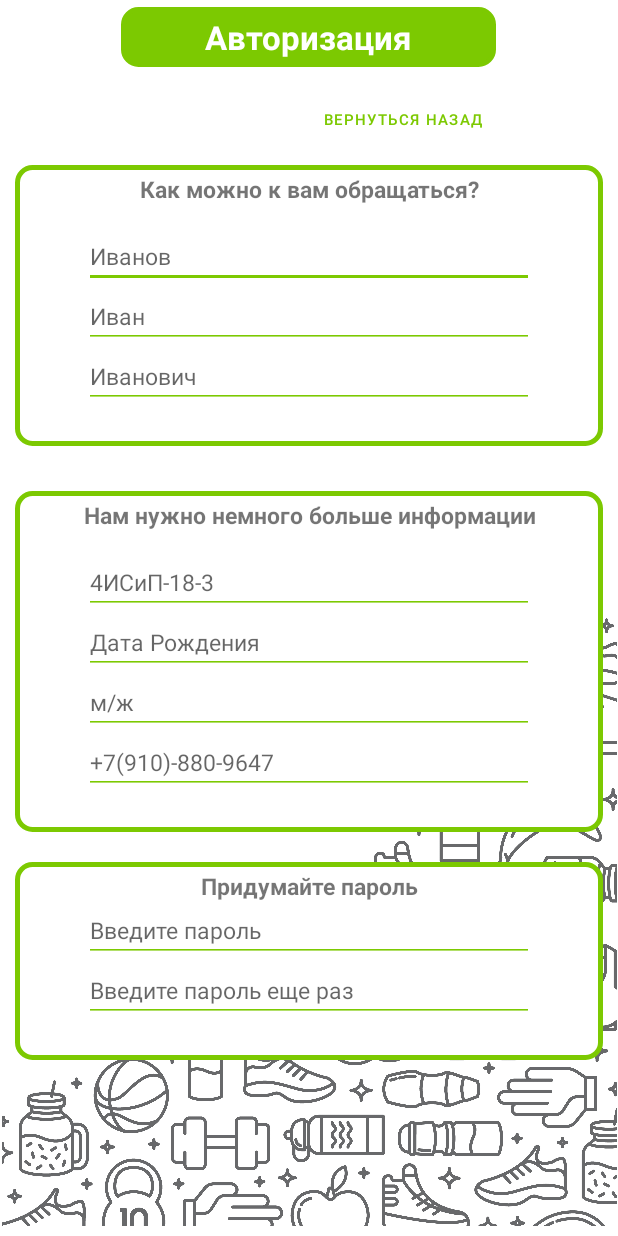
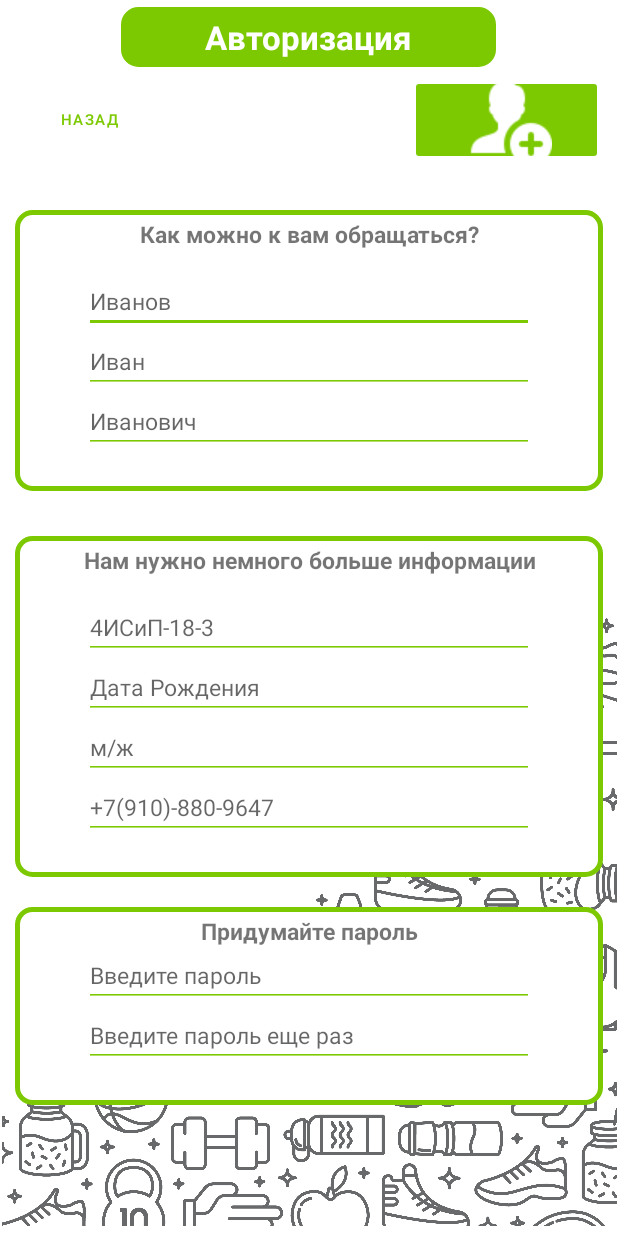
Before and after one commit to ilyushka02/androidAppJurnalForBC, an Android app: the Signup screen opened directly, with no data from a screen before it, on a phone screen of 412 x 824 dp. Run offline under Robolectric (Android 15) with nearby library versions, the phone set to English and light mode, and no system bars.

Commit message:
rewrite function for swap page

```diff
--- a/app/src/main/java/com/example/sportjournal/Signup.java
+++ b/app/src/main/java/com/example/sportjournal/Signup.java
@@ -2,14 +2,43 @@ package com.example.sportjournal;
 
 import androidx.appcompat.app.AppCompatActivity;
 
+import android.content.Intent;
 import android.os.Bundle;
+import android.util.Log;
+import android.view.View;
+import android.widget.Button;
+import android.widget.ImageButton;
+import android.widget.TextView;
 
-public class Signup extends AppCompatActivity {
+public class Signup extends AppCompatActivity implements View.OnClickListener {
+//    private Button btn_back;
 
     @Override
     protected void onCreate(Bundle savedInstanceState) {
         super.onCreate(savedInstanceState);
         getSupportActionBar().hide();
         setContentView(R.layout.activity_signup);
+        //Находим элементы и устанавливаем на них слушатель нажатий
+        Button btn_back = findViewById(R.id.button_back);
+        btn_back.setOnClickListener(this);
+        ImageButton imgBtn_createUser =findViewById(R.id.user_create);
+        imgBtn_createUser.setOnClickListener(this);
+    }
+
+    private void openMain() {
+        Intent intent = new Intent(this, MainActivity.class);
+        startActivity(intent);
+    }
+
+    @Override
+    public void onClick(View v) {
+        switch (v.getId()){
+            case R.id.button_back:
+                openMain();
+                break;
+            case R.id.user_create:
+                Log.d(MainActivity.class.getSimpleName() ,"Create btn detected ------------- click click click");
+                break;
+        }
     }
 }
--- a/app/src/main/res/layout/activity_signup.xml
+++ b/app/src/main/res/layout/activity_signup.xml
@@ -62,26 +62,41 @@
 
             </LinearLayout>
 
-
-            <!--            <ImageButton-->
-<!--                android:id="@+id/imageButton"-->
-<!--                android:layout_width="100dp"-->
-<!--                android:layout_height="wrap_content"-->
-<!--                android:background="@color/white"-->
-<!--                app:srcCompat="@drawable/back" />-->
+            <LinearLayout
+                android:layout_width="match_parent"
+                android:layout_height="match_parent"
+                android:layout_marginStart="10dp"
+                android:layout_marginLeft="10dp"
+                android:layout_marginEnd="10dp"
+                android:layout_marginRight="10dp"
+                android:layout_marginBottom="30dp"
+                android:gravity="center"
+                android:orientation="horizontal"
+                app:layout_constraintBottom_toBottomOf="parent"
+                app:layout_constraintEnd_toEndOf="parent"
+                app:layout_constraintStart_toStartOf="parent"
+                app:layout_constraintTop_toTopOf="parent"
+                app:layout_constraintVertical_bias="0.51">
 
                 <Button
                     android:id="@+id/button_back"
                     android:layout_width="wrap_content"
                     android:layout_height="40dp"
-                android:layout_marginStart="200dp"
-                android:layout_marginLeft="200dp"
-                android:layout_marginTop="10dp"
-                android:layout_marginBottom="10dp"
-                android:text="Вернуться назад"
+                    android:layout_marginLeft="5dp"
+                    android:layout_marginRight="170dp"
+                    android:text="Назад"
                     android:textColor="@color/green"
                     android:textSize="10dp"
                     app:backgroundTint="@color/white" />
+
+                <ImageButton
+                    android:id="@+id/user_create"
+                    android:layout_width="60dp"
+                    android:layout_height="60dp"
+                    android:layout_weight="1"
+                    app:srcCompat="@drawable/add_user"
+                    app:backgroundTint="@color/green"/>
+            </LinearLayout>
 
             <LinearLayout
                 android:id="@+id/body_start_page"
@@ -265,7 +280,6 @@
                     android:textSize="@dimen/sizeTextEditSignUp" />
 
             </LinearLayout>
-
         </LinearLayout>
     </ScrollView>
 
```
Also changed, not shown: app/src/main/res/drawable/add_user.png (added). Lines whose indentation alone changed are shown as unchanged.
